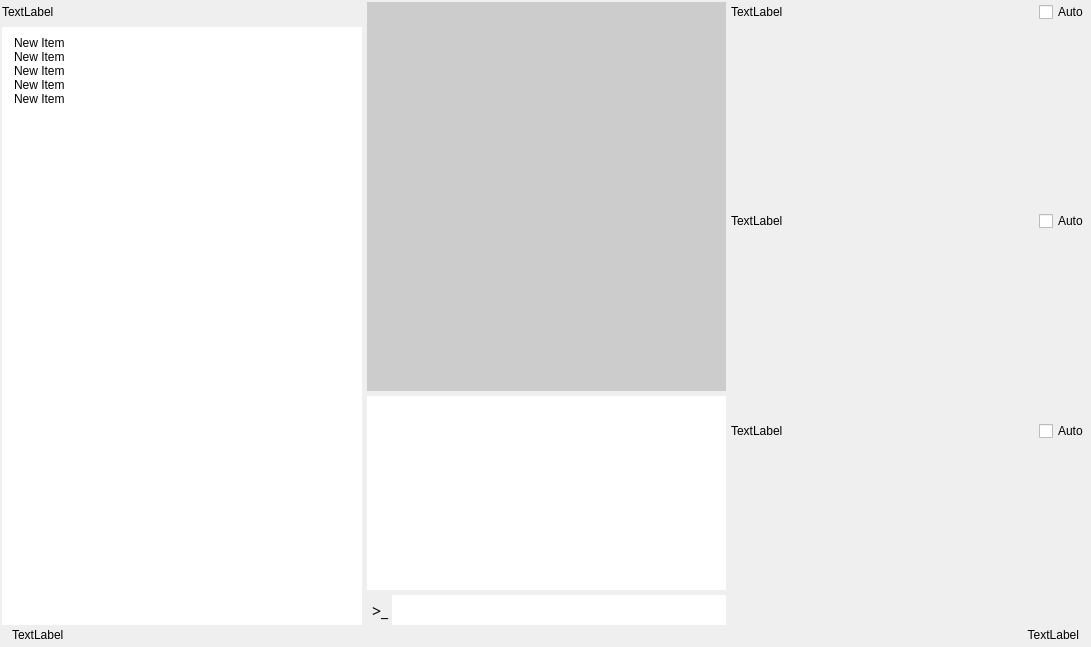
jx06T/rocket_system_ground_side, file t1.ui: the form before one commit.
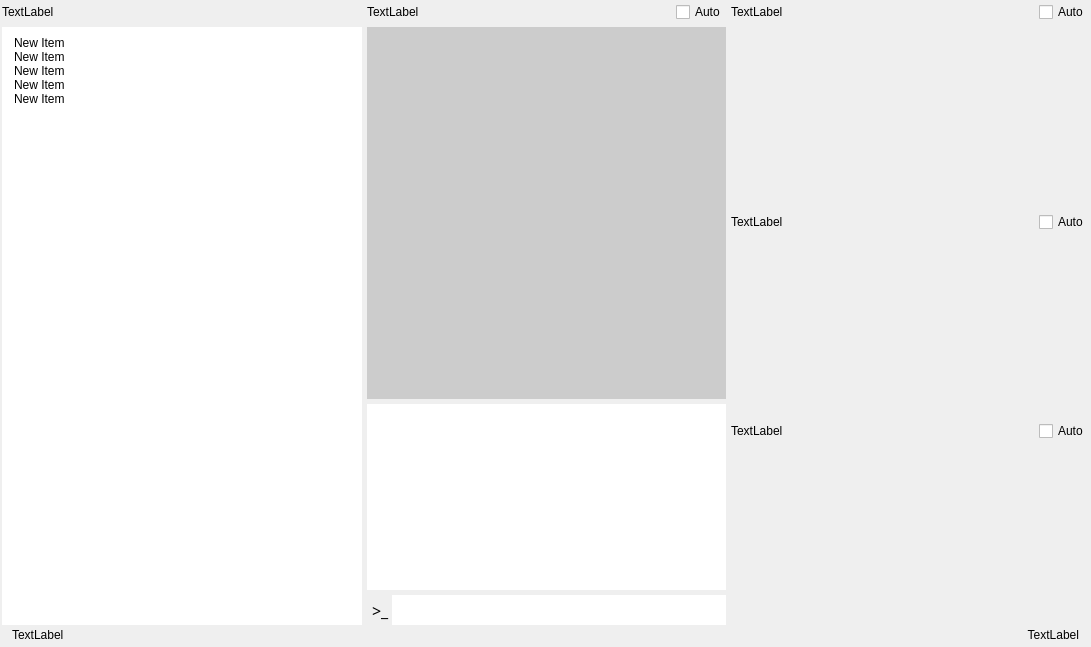
The form after the commit.

Patch:
```diff
--- a/t1.ui
+++ b/t1.ui
@@ -163,12 +163,46 @@
        </layout>
       </item>
       <item>
-       <layout class="QVBoxLayout" name="verticalLayout_3" stretch="2,1,0">
+       <layout class="QVBoxLayout" name="verticalLayout_3" stretch="0,2,1,0">
         <property name="spacing">
          <number>5</number>
         </property>
         <item>
-         <widget class="QWidget" name="widget" native="true">
+         <layout class="QHBoxLayout" name="horizontalLayout_10">
+          <property name="spacing">
+           <number>0</number>
+          </property>
+          <item>
+           <widget class="QLabel" name="map_label">
+            <property name="text">
+             <string>TextLabel</string>
+            </property>
+           </widget>
+          </item>
+          <item>
+           <spacer name="horizontalSpacer_6">
+            <property name="orientation">
+             <enum>Qt::Horizontal</enum>
+            </property>
+            <property name="sizeHint" stdset="0">
+             <size>
+              <width>40</width>
+              <height>20</height>
+             </size>
+            </property>
+           </spacer>
+          </item>
+          <item>
+           <widget class="QCheckBox" name="map_checkBox">
+            <property name="text">
+             <string>Auto</string>
+            </property>
+           </widget>
+          </item>
+         </layout>
+        </item>
+        <item>
+         <widget class="QWidget" name="map_widget" native="true">
           <property name="styleSheet">
            <string notr="true">background-color: #ccc;</string>
           </property>
@@ -249,6 +283,9 @@
       </item>
       <item>
        <layout class="QVBoxLayout" name="verticalLayout_4">
+        <property name="spacing">
+         <number>6</number>
+        </property>
         <item>
          <widget class="QWidget" name="widget_7" native="true">
           <property name="minimumSize">
```
Left out of the diff: 2 changed lines with no effect on the pictures.
